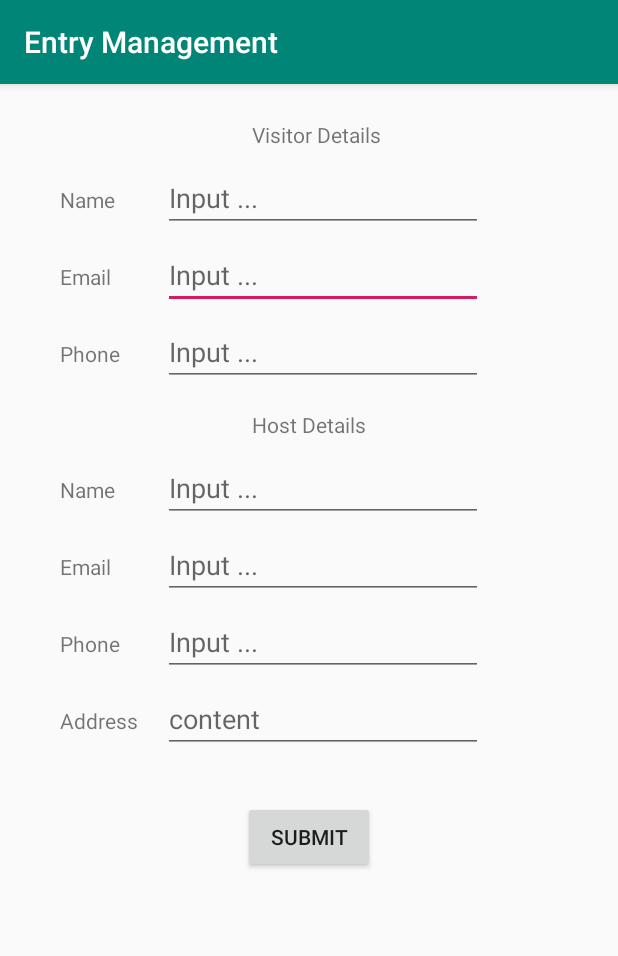
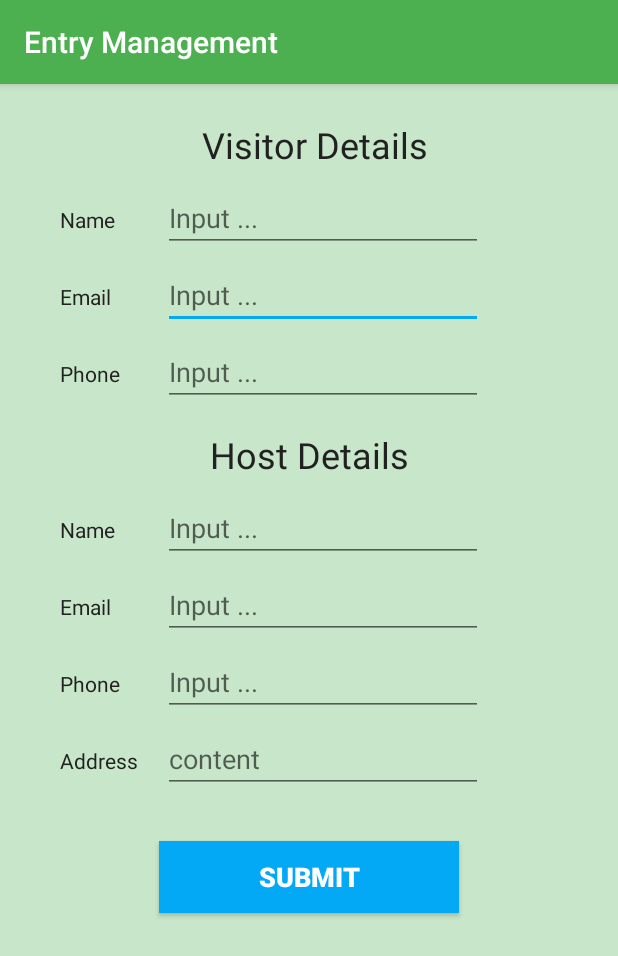
Before and after one commit to rhythmgupta16/Entry-Management, an Android app: the CheckIn screen opened directly, with no data from a screen before it, on a phone screen of 412 x 824 dp. Shown: the top 956 px of the screen. Run offline under Robolectric (Android 15) with nearby library versions, the phone set to English and light mode, and no system bars; our stand-ins replace Firebase (no records; nobody signed in at launch, a user with empty details on screens opened directly).

Commit message:
UI Enhancements

```diff
--- a/app/src/main/res/layout/activity_check_in.xml
+++ b/app/src/main/res/layout/activity_check_in.xml
@@ -1,10 +1,13 @@
 <?xml version="1.0" encoding="utf-8"?>
+
 <android.support.constraint.ConstraintLayout xmlns:android="http://schemas.android.com/apk/res/android"
     xmlns:app="http://schemas.android.com/apk/res-auto"
     xmlns:tools="http://schemas.android.com/tools"
     android:layout_width="match_parent"
     android:layout_height="match_parent"
+    android:background="@color/colorPrimaryLight"
     tools:context=".CheckIn">
+
 
     <EditText
         android:id="@+id/etVisEmail"
@@ -18,10 +21,14 @@
 
     <Button
         android:id="@+id/btnSubmit"
-        android:layout_width="wrap_content"
+        android:layout_width="200dp"
         android:layout_height="wrap_content"
         android:layout_marginTop="32dp"
+        android:background="@color/colorAccent"
         android:text="Submit"
+        android:textColor="#FFFFFF"
+        android:textSize="18sp"
+        android:textStyle="bold"
         app:layout_constraintEnd_toEndOf="parent"
         app:layout_constraintStart_toStartOf="parent"
         app:layout_constraintTop_toBottomOf="@+id/etHostAddress" />
@@ -42,6 +49,7 @@
         android:layout_height="wrap_content"
         android:layout_marginTop="32dp"
         android:text="Email"
+        android:textColor="@color/colorPrimaryText"
         app:layout_constraintStart_toStartOf="@+id/textView2"
         app:layout_constraintTop_toBottomOf="@+id/textView2" />
 
@@ -52,6 +60,7 @@
         android:layout_marginStart="40dp"
         android:layout_marginTop="24dp"
         android:text="Name"
+        android:textColor="@color/colorPrimaryText"
         app:layout_constraintStart_toStartOf="parent"
         app:layout_constraintTop_toBottomOf="@+id/textView3" />
 
@@ -63,6 +72,8 @@
         android:layout_marginTop="24dp"
         android:layout_marginEnd="8dp"
         android:text="Visitor Details"
+        android:textColor="@color/colorPrimaryText"
+        android:textSize="24sp"
         app:layout_constraintEnd_toEndOf="parent"
         app:layout_constraintHorizontal_bias="0.517"
         app:layout_constraintStart_toStartOf="parent"
@@ -85,6 +96,7 @@
         android:layout_height="wrap_content"
         android:layout_marginTop="32dp"
         android:text="Phone"
+        android:textColor="@color/colorPrimaryText"
         app:layout_constraintStart_toStartOf="@+id/textView"
         app:layout_constraintTop_toBottomOf="@+id/textView" />
 
@@ -106,6 +118,8 @@
         android:layout_marginTop="16dp"
         android:layout_marginEnd="8dp"
         android:text="Host Details"
+        android:textColor="@color/colorPrimaryText"
+        android:textSize="24sp"
         app:layout_constraintEnd_toEndOf="parent"
         app:layout_constraintStart_toStartOf="parent"
         app:layout_constraintTop_toBottomOf="@+id/etVisPhone" />
@@ -116,6 +130,7 @@
         android:layout_height="wrap_content"
         android:layout_marginTop="24dp"
         android:text="Name"
+        android:textColor="@color/colorPrimaryText"
         app:layout_constraintStart_toStartOf="@+id/textView4"
         app:layout_constraintTop_toBottomOf="@+id/textView5" />
 
@@ -125,6 +140,7 @@
         android:layout_height="wrap_content"
         android:layout_marginTop="32dp"
         android:text="Email"
+        android:textColor="@color/colorPrimaryText"
         app:layout_constraintStart_toStartOf="@+id/textView6"
         app:layout_constraintTop_toBottomOf="@+id/textView6" />
 
@@ -134,6 +150,7 @@
         android:layout_height="wrap_content"
         android:layout_marginTop="32dp"
         android:text="Phone"
+        android:textColor="@color/colorPrimaryText"
         app:layout_constraintStart_toStartOf="@+id/textView7"
         app:layout_constraintTop_toBottomOf="@+id/textView7" />
 
@@ -143,6 +160,7 @@
         android:layout_height="wrap_content"
         android:layout_marginTop="32dp"
         android:text="Address"
+        android:textColor="@color/colorPrimaryText"
         app:layout_constraintStart_toStartOf="@+id/textView8"
         app:layout_constraintTop_toBottomOf="@+id/textView8" />
 
@@ -175,4 +193,5 @@
         android:inputType="phone"
         app:layout_constraintBaseline_toBaselineOf="@+id/textView8"
         app:layout_constraintStart_toStartOf="@+id/etHostEmail" />
+
 </android.support.constraint.ConstraintLayout>
--- a/app/src/main/res/values/colors.xml
+++ b/app/src/main/res/values/colors.xml
@@ -1,6 +1,8 @@
 <?xml version="1.0" encoding="utf-8"?>
 <resources>
-    <color name="colorPrimary">#008577</color>
-    <color name="colorPrimaryDark">#00574B</color>
-    <color name="colorAccent">#D81B60</color>
+    <color name="colorPrimary">#4CAF50</color>
+    <color name="colorPrimaryDark">#388E3C</color>
+    <color name="colorAccent">#03A9F4</color>
+    <color name="colorPrimaryLight">#C8E6C9</color>
+    <color name="colorPrimaryText">#212121</color>
 </resources>
```
Also changed, not shown: app/src/main/res/layout/activity_check_out.xml (+9 -1 lines), app/src/main/res/layout/activity_main.xml (+13 -4 lines).
